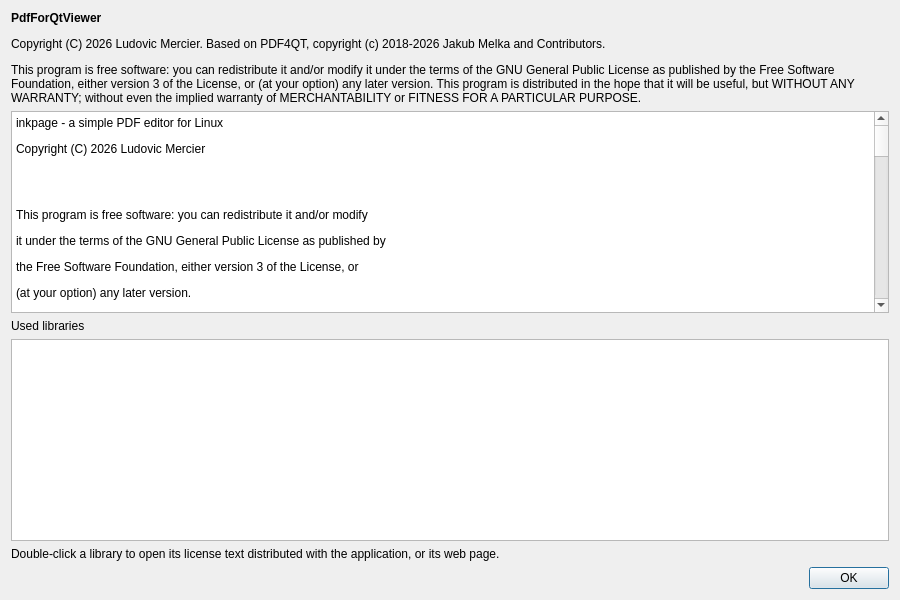
Old version of the form Pdf4QtLibGui/pdfaboutdialog.ui in the repository lidiriel/inkpage.
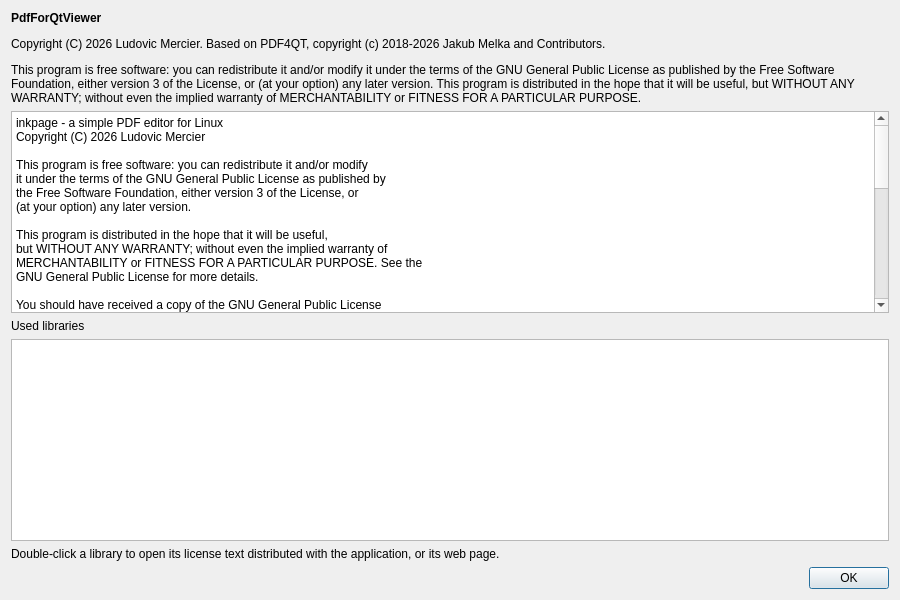
New version of the form.

Commit message:
About dialog: install and link the license texts of all libraries
- The license texts (3rdparty_licenses, inkpage GPL, PDF4QT MIT, new Qt
  LGPL-3.0 text) are copied to share/inkpage/licenses in the build tree
  and installed from there.
- Every library row of the About dialog points to its license text
  (new PDFDependentLibraryInfo::licenseFile), AsmJit row added.
- Tighter line spacing of the license notice.
- TODO.md is a personal file: ignored and no longer tracked.

```diff
--- a/Pdf4QtLibGui/pdfaboutdialog.ui
+++ b/Pdf4QtLibGui/pdfaboutdialog.ui
@@ -36,7 +36,7 @@
       <bool>true</bool>
      </property>
      <property name="html">
-      <string notr="true">&lt;html&gt;&lt;body&gt;&lt;p&gt;inkpage - a simple PDF editor for Linux&lt;/p&gt;&lt;p&gt;Copyright (C) 2026 Ludovic Mercier&lt;/p&gt;&lt;p&gt;&lt;br/&gt;&lt;/p&gt;&lt;p&gt;This program is free software: you can redistribute it and/or modify&lt;/p&gt;&lt;p&gt;it under the terms of the GNU General Public License as published by&lt;/p&gt;&lt;p&gt;the Free Software Foundation, either version 3 of the License, or&lt;/p&gt;&lt;p&gt;(at your option) any later version.&lt;/p&gt;&lt;p&gt;&lt;br/&gt;&lt;/p&gt;&lt;p&gt;This program is distributed in the hope that it will be useful,&lt;/p&gt;&lt;p&gt;but WITHOUT ANY WARRANTY; without even the implied warranty of&lt;/p&gt;&lt;p&gt;MERCHANTABILITY or FITNESS FOR A PARTICULAR PURPOSE.  See the&lt;/p&gt;&lt;p&gt;GNU General Public License for more details.&lt;/p&gt;&lt;p&gt;&lt;br/&gt;&lt;/p&gt;&lt;p&gt;You should have received a copy of the GNU General Public License&lt;/p&gt;&lt;p&gt;along with this program.  If not, see https://www.gnu.org/licenses/.&lt;/p&gt;&lt;p&gt;&lt;br/&gt;&lt;/p&gt;&lt;p&gt;inkpage is based on PDF4QT, which is distributed under the following license:&lt;/p&gt;&lt;p&gt;&lt;br/&gt;&lt;/p&gt;&lt;p&gt;MIT License&lt;/p&gt;&lt;p&gt;&lt;br/&gt;&lt;/p&gt;&lt;p&gt;Copyright (c) 2018-2026 Jakub Melka and Contributors&lt;/p&gt;&lt;p&gt;&lt;br/&gt;&lt;/p&gt;&lt;p&gt;Permission is hereby granted, free of charge, to any person obtaining a copy&lt;/p&gt;&lt;p&gt;of this software and associated documentation files (the &quot;Software&quot;), to deal&lt;/p&gt;&lt;p&gt;in the Software without restriction, including without limitation the rights&lt;/p&gt;&lt;p&gt;to use, copy, modify, merge, publish, distribute, sublicense, and/or sell&lt;/p&gt;&lt;p&gt;copies of the Software, and to permit persons to whom the Software is&lt;/p&gt;&lt;p&gt;furnished to do so, subject to the following conditions:&lt;/p&gt;&lt;p&gt;&lt;br/&gt;&lt;/p&gt;&lt;p&gt;The above copyright notice and this permission notice shall be included in all&lt;/p&gt;&lt;p&gt;copies or substantial portions of the Software.&lt;/p&gt;&lt;p&gt;&lt;br/&gt;&lt;/p&gt;&lt;p&gt;THE SOFTWARE IS PROVIDED &quot;AS IS&quot;, WITHOUT WARRANTY OF ANY KIND, EXPRESS OR&lt;/p&gt;&lt;p&gt;IMPLIED, INCLUDING BUT NOT LIMITED TO THE WARRANTIES OF MERCHANTABILITY,&lt;/p&gt;&lt;p&gt;FITNESS FOR A PARTICULAR PURPOSE AND NONINFRINGEMENT. IN NO EVENT SHALL THE&lt;/p&gt;&lt;p&gt;AUTHORS OR COPYRIGHT HOLDERS BE LIABLE FOR ANY CLAIM, DAMAGES OR OTHER&lt;/p&gt;&lt;p&gt;LIABILITY, WHETHER IN AN ACTION OF CONTRACT, TORT OR OTHERWISE, ARISING FROM,&lt;/p&gt;&lt;p&gt;OUT OF OR IN CONNECTION WITH THE SOFTWARE OR THE USE OR OTHER DEALINGS IN THE&lt;/p&gt;&lt;p&gt;SOFTWARE.&lt;/p&gt;&lt;/body&gt;&lt;/html&gt;</string>
+      <string notr="true">&lt;html&gt;&lt;body&gt;&lt;p style=&quot;margin-top:0px; margin-bottom:0px;&quot;&gt;inkpage - a simple PDF editor for Linux&lt;/p&gt;&lt;p style=&quot;margin-top:0px; margin-bottom:0px;&quot;&gt;Copyright (C) 2026 Ludovic Mercier&lt;/p&gt;&lt;p style=&quot;margin-top:0px; margin-bottom:0px;&quot;&gt;&amp;nbsp;&lt;/p&gt;&lt;p style=&quot;margin-top:0px; margin-bottom:0px;&quot;&gt;This program is free software: you can redistribute it and/or modify&lt;/p&gt;&lt;p style=&quot;margin-top:0px; margin-bottom:0px;&quot;&gt;it under the terms of the GNU General Public License as published by&lt;/p&gt;&lt;p style=&quot;margin-top:0px; margin-bottom:0px;&quot;&gt;the Free Software Foundation, either version 3 of the License, or&lt;/p&gt;&lt;p style=&quot;margin-top:0px; margin-bottom:0px;&quot;&gt;(at your option) any later version.&lt;/p&gt;&lt;p style=&quot;margin-top:0px; margin-bottom:0px;&quot;&gt;&amp;nbsp;&lt;/p&gt;&lt;p style=&quot;margin-top:0px; margin-bottom:0px;&quot;&gt;This program is distributed in the hope that it will be useful,&lt;/p&gt;&lt;p style=&quot;margin-top:0px; margin-bottom:0px;&quot;&gt;but WITHOUT ANY WARRANTY; without even the implied warranty of&lt;/p&gt;&lt;p style=&quot;margin-top:0px; margin-bottom:0px;&quot;&gt;MERCHANTABILITY or FITNESS FOR A PARTICULAR PURPOSE.  See the&lt;/p&gt;&lt;p style=&quot;margin-top:0px; margin-bottom:0px;&quot;&gt;GNU General Public License for more details.&lt;/p&gt;&lt;p style=&quot;margin-top:0px; margin-bottom:0px;&quot;&gt;&amp;nbsp;&lt;/p&gt;&lt;p style=&quot;margin-top:0px; margin-bottom:0px;&quot;&gt;You should have received a copy of the GNU General Public License&lt;/p&gt;&lt;p style=&quot;margin-top:0px; margin-bottom:0px;&quot;&gt;along with this program.  If not, see https://www.gnu.org/licenses/.&lt;/p&gt;&lt;p style=&quot;margin-top:0px; margin-bottom:0px;&quot;&gt;&amp;nbsp;&lt;/p&gt;&lt;p style=&quot;margin-top:0px; margin-bottom:0px;&quot;&gt;inkpage is based on PDF4QT, which is distributed under the following license:&lt;/p&gt;&lt;p style=&quot;margin-top:0px; margin-bottom:0px;&quot;&gt;&amp;nbsp;&lt;/p&gt;&lt;p style=&quot;margin-top:0px; margin-bottom:0px;&quot;&gt;MIT License&lt;/p&gt;&lt;p style=&quot;margin-top:0px; margin-bottom:0px;&quot;&gt;&amp;nbsp;&lt;/p&gt;&lt;p style=&quot;margin-top:0px; margin-bottom:0px;&quot;&gt;Copyright (c) 2018-2026 Jakub Melka and Contributors&lt;/p&gt;&lt;p style=&quot;margin-top:0px; margin-bottom:0px;&quot;&gt;&amp;nbsp;&lt;/p&gt;&lt;p style=&quot;margin-top:0px; margin-bottom:0px;&quot;&gt;Permission is hereby granted, free of charge, to any person obtaining a copy&lt;/p&gt;&lt;p style=&quot;margin-top:0px; margin-bottom:0px;&quot;&gt;of this software and associated documentation files (the &quot;Software&quot;), to deal&lt;/p&gt;&lt;p style=&quot;margin-top:0px; margin-bottom:0px;&quot;&gt;in the Software without restriction, including without limitation the rights&lt;/p&gt;&lt;p style=&quot;margin-top:0px; margin-bottom:0px;&quot;&gt;to use, copy, modify, merge, publish, distribute, sublicense, and/or sell&lt;/p&gt;&lt;p style=&quot;margin-top:0px; margin-bottom:0px;&quot;&gt;copies of the Software, and to permit persons to whom the Software is&lt;/p&gt;&lt;p style=&quot;margin-top:0px; margin-bottom:0px;&quot;&gt;furnished to do so, subject to the following conditions:&lt;/p&gt;&lt;p style=&quot;margin-top:0px; margin-bottom:0px;&quot;&gt;&amp;nbsp;&lt;/p&gt;&lt;p style=&quot;margin-top:0px; margin-bottom:0px;&quot;&gt;The above copyright notice and this permission notice shall be included in all&lt;/p&gt;&lt;p style=&quot;margin-top:0px; margin-bottom:0px;&quot;&gt;copies or substantial portions of the Software.&lt;/p&gt;&lt;p style=&quot;margin-top:0px; margin-bottom:0px;&quot;&gt;&amp;nbsp;&lt;/p&gt;&lt;p style=&quot;margin-top:0px; margin-bottom:0px;&quot;&gt;THE SOFTWARE IS PROVIDED &quot;AS IS&quot;, WITHOUT WARRANTY OF ANY KIND, EXPRESS OR&lt;/p&gt;&lt;p style=&quot;margin-top:0px; margin-bottom:0px;&quot;&gt;IMPLIED, INCLUDING BUT NOT LIMITED TO THE WARRANTIES OF MERCHANTABILITY,&lt;/p&gt;&lt;p style=&quot;margin-top:0px; margin-bottom:0px;&quot;&gt;FITNESS FOR A PARTICULAR PURPOSE AND NONINFRINGEMENT. IN NO EVENT SHALL THE&lt;/p&gt;&lt;p style=&quot;margin-top:0px; margin-bottom:0px;&quot;&gt;AUTHORS OR COPYRIGHT HOLDERS BE LIABLE FOR ANY CLAIM, DAMAGES OR OTHER&lt;/p&gt;&lt;p style=&quot;margin-top:0px; margin-bottom:0px;&quot;&gt;LIABILITY, WHETHER IN AN ACTION OF CONTRACT, TORT OR OTHERWISE, ARISING FROM,&lt;/p&gt;&lt;p style=&quot;margin-top:0px; margin-bottom:0px;&quot;&gt;OUT OF OR IN CONNECTION WITH THE SOFTWARE OR THE USE OR OTHER DEALINGS IN THE&lt;/p&gt;&lt;p style=&quot;margin-top:0px; margin-bottom:0px;&quot;&gt;SOFTWARE.&lt;/p&gt;&lt;/body&gt;&lt;/html&gt;</string>
      </property>
     </widget>
    </item>
```
The commit also changes 9 other files.
